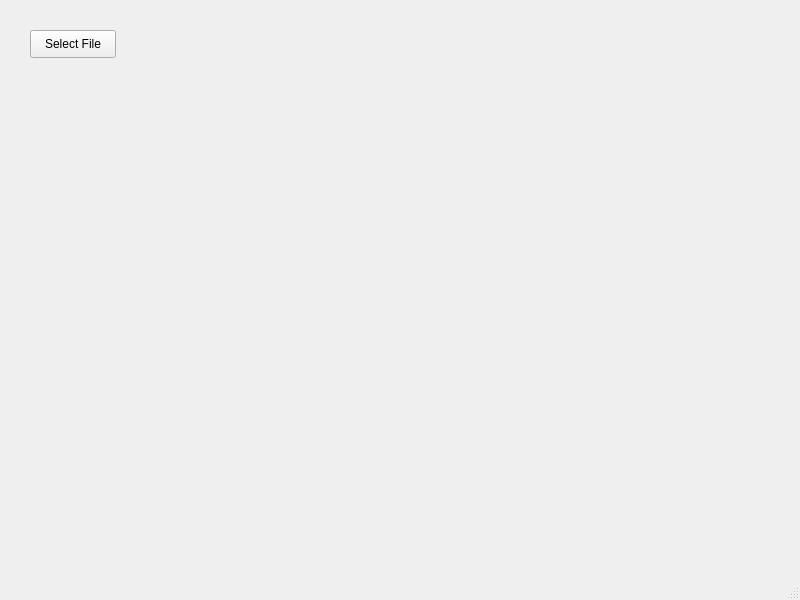
kot-proger/graph_kurs, file mainwindow.ui: the form before one commit.
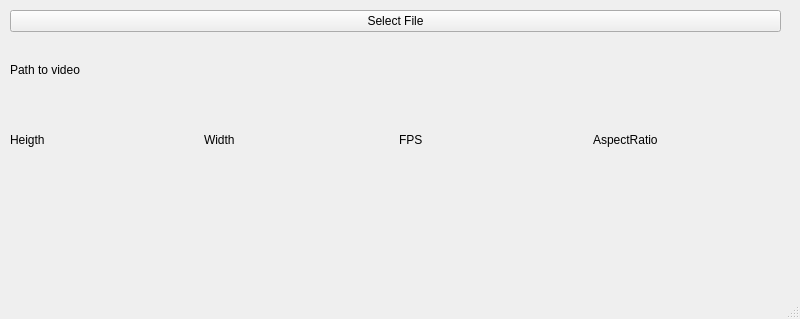
The form after the commit.

Commit message: added analysing video, validation in chhosing file

Patch:
```diff
--- a/mainwindow.ui
+++ b/mainwindow.ui
@@ -7,7 +7,7 @@
     <x>0</x>
     <y>0</y>
     <width>800</width>
-    <height>600</height>
+    <height>319</height>
    </rect>
   </property>
   <property name="sizePolicy">
@@ -20,31 +20,63 @@
    <string>MainWindow</string>
   </property>
   <widget class="QWidget" name="centralwidget">
-   <widget class="QPushButton" name="select_file_btn">
+   <widget class="QWidget" name="verticalLayoutWidget">
     <property name="geometry">
      <rect>
-      <x>30</x>
-      <y>30</y>
-      <width>86</width>
-      <height>28</height>
+      <x>10</x>
+      <y>10</y>
+      <width>771</width>
+      <height>161</height>
      </rect>
     </property>
-    <property name="text">
-     <string>Select File</string>
-    </property>
-   </widget>
-   <widget class="QLabel" name="coosed_file_label">
-    <property name="geometry">
-     <rect>
-      <x>30</x>
-      <y>70</y>
-      <width>731</width>
-      <height>41</height>
-     </rect>
-    </property>
-    <property name="text">
-     <string/>
-    </property>
+    <layout class="QVBoxLayout" name="verticalLayout">
+     <item>
+      <widget class="QPushButton" name="select_file_btn">
+       <property name="text">
+        <string>Select File</string>
+       </property>
+      </widget>
+     </item>
+     <item>
+      <widget class="QLabel" name="coosed_file_label">
+       <property name="text">
+        <string>Path to video</string>
+       </property>
+      </widget>
+     </item>
+     <item>
+      <layout class="QHBoxLayout" name="horizontalLayout_2">
+       <item>
+        <widget class="QLabel" name="Heigth_label">
+         <property name="text">
+          <string>Heigth</string>
+         </property>
+        </widget>
+       </item>
+       <item>
+        <widget class="QLabel" name="width_label">
+         <property name="text">
+          <string>Width</string>
+         </property>
+        </widget>
+       </item>
+       <item>
+        <widget class="QLabel" name="FPS_label">
+         <property name="text">
+          <string>FPS</string>
+         </property>
+        </widget>
+       </item>
+       <item>
+        <widget class="QLabel" name="aspect_label">
+         <property name="text">
+          <string>AspectRatio</string>
+         </property>
+        </widget>
+       </item>
+      </layout>
+     </item>
+    </layout>
    </widget>
   </widget>
   <widget class="QMenuBar" name="menubar">
```
The commit also changes 4 other files.
